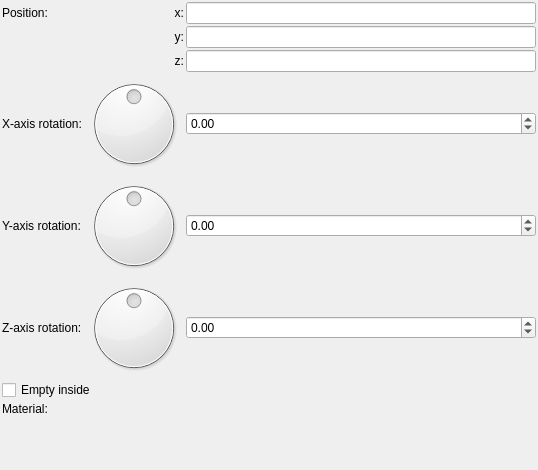
Qt form mandelbulber2/formula/ui/primitive_plane.ui (buddhi1980/mandelbulber2) before a commit.
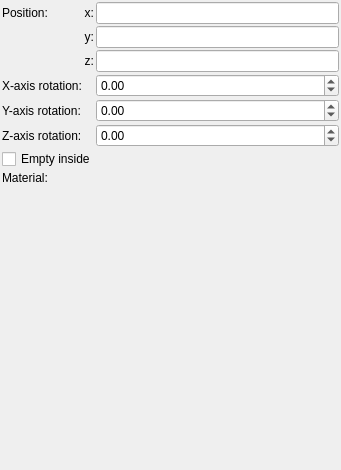
The same form after that commit. Custom widgets are drawn as their Qt base class.

Commit message: Cleaned up more fractal UIs and all UIs for primitives.

```diff
--- a/mandelbulber2/formula/ui/primitive_plane.ui
+++ b/mandelbulber2/formula/ui/primitive_plane.ui
@@ -6,7 +6,7 @@
    <rect>
     <x>0</x>
     <y>0</y>
-    <width>538</width>
+    <width>341</width>
     <height>470</height>
    </rect>
   </property>
@@ -44,19 +44,6 @@
        </property>
       </widget>
      </item>
-     <item row="4" column="1">
-      <widget class="QDial" name="dial3_rotation_y">
-       <property name="minimum">
-        <number>-18000</number>
-       </property>
-       <property name="maximum">
-        <number>18000</number>
-       </property>
-       <property name="wrapping">
-        <bool>true</bool>
-       </property>
-      </widget>
-     </item>
      <item row="2" column="1">
       <widget class="QLabel" name="label_13">
        <property name="text">
@@ -194,26 +181,6 @@
        </property>
       </widget>
      </item>
-     <item row="6" column="0" colspan="2">
-      <widget class="MyCheckBox" name="checkBox_empty">
-       <property name="text">
-        <string>Empty inside</string>
-       </property>
-      </widget>
-     </item>
-     <item row="3" column="1">
-      <widget class="QDial" name="dial3_rotation_x">
-       <property name="minimum">
-        <number>-18000</number>
-       </property>
-       <property name="maximum">
-        <number>18000</number>
-       </property>
-       <property name="wrapping">
-        <bool>true</bool>
-       </property>
-      </widget>
-     </item>
      <item row="3" column="2">
       <widget class="MyDoubleSpinBox" name="spinboxd3_rotation_x">
        <property name="sizePolicy">
@@ -256,16 +223,10 @@
        </property>
       </widget>
      </item>
-     <item row="5" column="1">
-      <widget class="QDial" name="dial3_rotation_z">
-       <property name="minimum">
-        <number>-18000</number>
-       </property>
-       <property name="maximum">
-        <number>18000</number>
-       </property>
-       <property name="wrapping">
-        <bool>true</bool>
+     <item row="6" column="0" colspan="3">
+      <widget class="MyCheckBox" name="checkBox_empty">
+       <property name="text">
+        <string>Empty inside</string>
        </property>
       </widget>
      </item>
```
Left out of the diff: 3 changed lines with no effect on the pictures. The commit also changes 15 other files.
